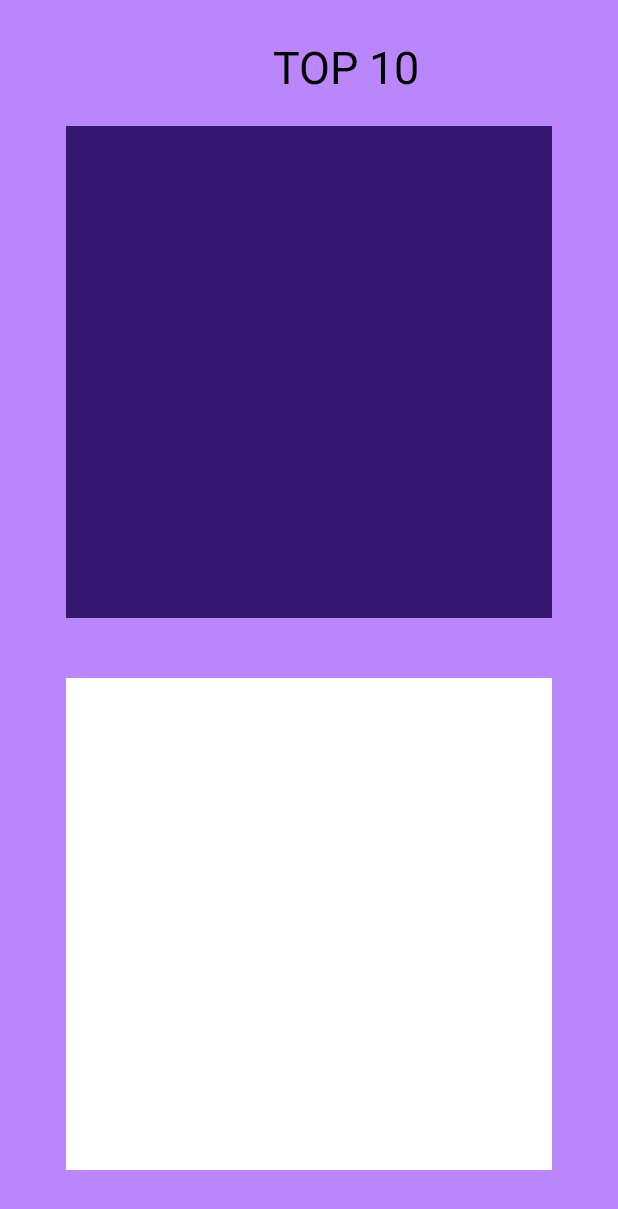
After one commit to Eliorbasli/HM01_RacingCar, an Android app: the layout activity_top10.xml on its own in the app's theme, with its tools: preview values and no code run, on a phone screen of 412 x 824 dp. The commit adds this screen. Shown: the top 1209 px of the screen. Run offline under Robolectric (Android 15) with nearby library versions, the phone set to English and light mode, and no system bars.

Commit message:
fixed bug

```diff
--- /dev/null
+++ b/app/src/main/java/com/example/hm01_racingcar/List_CallBack.java
@@ -0,0 +1,6 @@
+package com.example.hm01_racingcar;
+
+public interface List_CallBack {
+
+    void RecordClicked(double lat, double lon);
+}
--- /dev/null
+++ b/app/src/main/res/layout/activity_top10.xml
@@ -0,0 +1,49 @@
+<?xml version="1.0" encoding="utf-8"?>
+<LinearLayout xmlns:android="http://schemas.android.com/apk/res/android"
+    xmlns:app="http://schemas.android.com/apk/res-auto"
+    xmlns:tools="http://schemas.android.com/tools"
+    android:layout_width="match_parent"
+    android:layout_height="match_parent"
+    android:orientation="vertical"
+    android:gravity="center"
+    android:padding="24dp"
+    android:background="@color/purple_200"
+    tools:context=".ActivityTop10">
+
+    <RelativeLayout
+        android:layout_width="wrap_content"
+        android:layout_height="40dp">
+
+        <com.google.android.material.textview.MaterialTextView
+            android:id="@+id/item_TV_score"
+            android:layout_width="match_parent"
+            android:layout_height="match_parent"
+            android:layout_marginLeft="50dp"
+            android:text="TOP 10"
+            android:gravity="center"
+            android:textColor="@color/black"
+            android:textSize="30sp" />
+
+
+    </RelativeLayout>
+
+    <FrameLayout
+        android:id="@+id/rec_LST_records"
+        android:layout_width="match_parent"
+        android:layout_height="0dp"
+        android:layout_weight="1"
+        android:layout_margin="20dp"
+        android:background="#351772" />
+
+    <FrameLayout
+        android:id="@+id/rec_top10_googleMap"
+
+        android:layout_width="match_parent"
+        android:layout_height="0dp"
+        android:layout_weight="1"
+        android:layout_margin="20dp"
+        android:background="@color/white" />
+
+
+
+</LinearLayout>
--- a/app/src/main/res/values/strings.xml
+++ b/app/src/main/res/values/strings.xml
@@ -1,3 +1,5 @@
 <resources>
     <string name="app_name">HM01_racingCar</string>
+    <!-- TODO: Remove or change this placeholder text -->
+    <string name="hello_blank_fragment">Hello blank fragment</string>
 </resources>
```
Also changed, not shown: app/build.gradle (+11 -0 lines), app/src/main/AndroidManifest.xml (+8 -1 lines), app/src/main/java/com/example/hm01_racingcar/ActivityGame.java (+79 -37 lines), app/src/main/java/com/example/hm01_racingcar/ActivityMenu.java (+8 -4 lines), app/src/main/java/com/example/hm01_racingcar/ActivityTop10.java (added, +56 -0 lines), app/src/main/java/com/example/hm01_racingcar/ListFragment.java (added, +89 -0 lines), app/src/main/java/com/example/hm01_racingcar/MSP.java (added, +70 -0 lines), app/src/main/java/com/example/hm01_racingcar/MapFragment.java (added, +67 -0 lines), app/src/main/java/com/example/hm01_racingcar/MyDb.java (added, +50 -0 lines), app/src/main/java/com/example/hm01_racingcar/MyLocation.java (added, +32 -0 lines), app/src/main/java/com/example/hm01_racingcar/Record.java (added, +33 -0 lines), app/src/main/res/layout/fragment_item_record.xml (added, +20 -0 lines), app/src/main/res/layout/fragment_list.xml (added, +21 -0 lines), app/src/main/res/layout/fragment_map.xml (added, +15 -0 lines).
